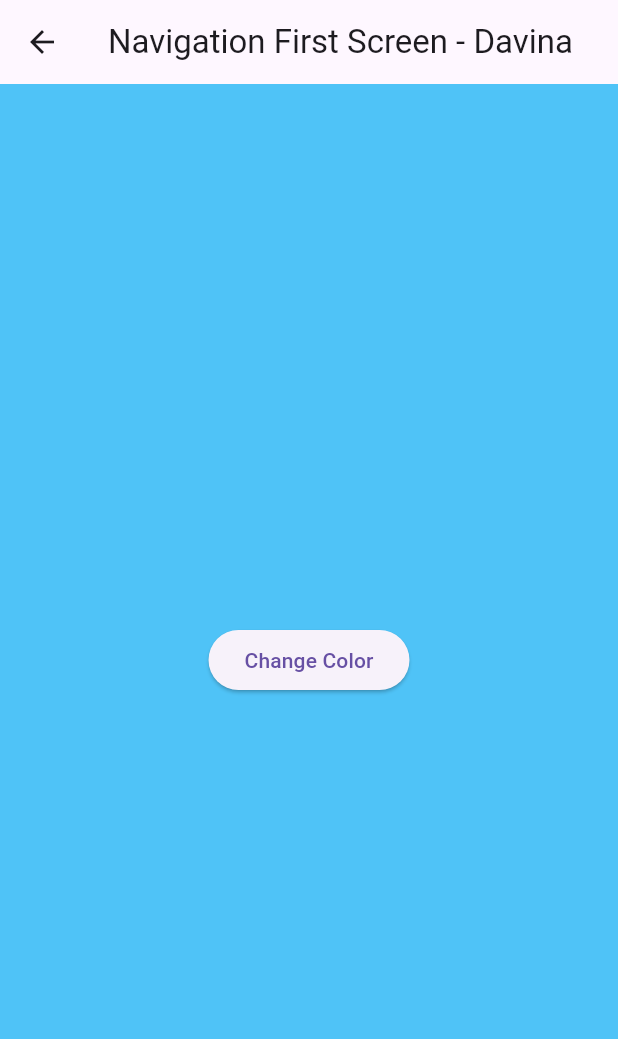
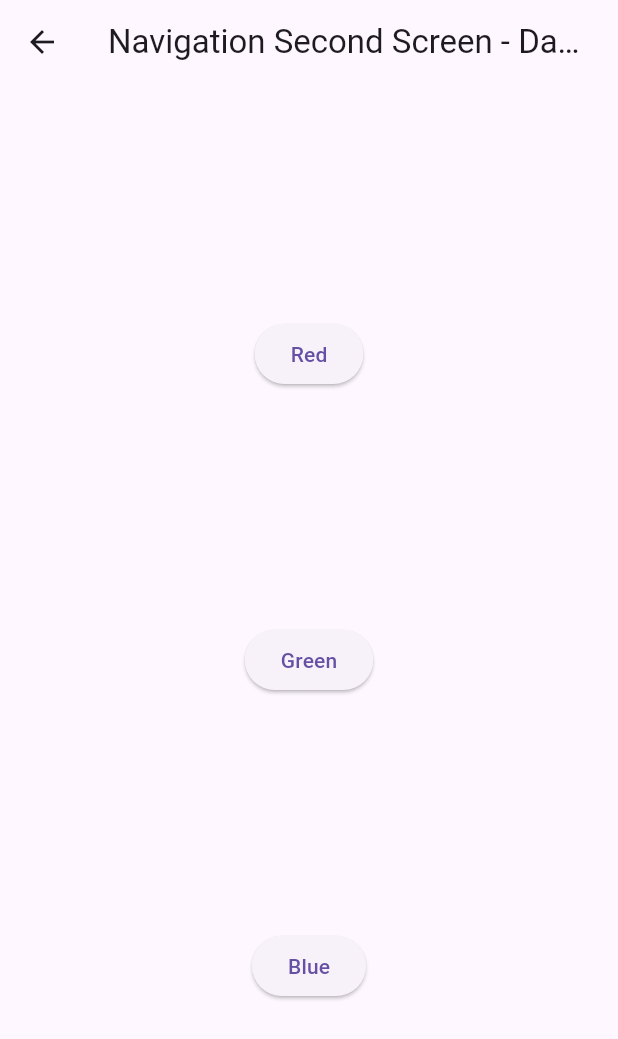
Before and after one commit to davinalfy/src-week-5, a Flutter app: the NavigationFirst screen opened directly, after a tap on "Change Color", on a phone screen of 412 x 824 dp. Shown: the top 1039 px of the screen. Run offline on Flutter 3.47's test engine with Material 3 defaults, Android fonts, the phone set to English and light mode, and no system bars; our stand-ins replace geolocator.

```diff
--- a/lib/main.dart
+++ b/lib/main.dart
@@ -1,4 +1,5 @@
 import 'dart:async';
+import 'package:books/navigation_first.dart';
 import 'package:flutter/material.dart';
 import 'package:http/http.dart';
 import 'package:http/http.dart' as http;
@@ -20,7 +21,7 @@ class MyApp extends StatelessWidget {
         primarySwatch: Colors.blue,
         visualDensity: VisualDensity.adaptivePlatformDensity,
       ),
-      home: const LocationScreen(),
+      home: const NavigationFirst(),
     );
   }
 }
--- a/lib/navigation_first.dart
+++ b/lib/navigation_first.dart
@@ -1,4 +1,5 @@
 import 'package:flutter/material.dart';
+import 'navigation_second.dart';
 
 class NavigationFirst extends StatefulWidget {
   const NavigationFirst({super.key});
@@ -25,4 +26,12 @@ class _NavigationFirstState extends State<NavigationFirst> {
       ),
     );
   }
+
+  Future _navigateAndGetColor(BuildContext context) async {
+    color = await Navigator.push(
+      context,
+      MaterialPageRoute(builder: (context) => const NavigationSecond()),
+    ) ?? Colors.blue;
+    setState(() {});
+  }
 }
--- /dev/null
+++ b/lib/navigation_second.dart
@@ -0,0 +1,50 @@
+import 'package:flutter/material.dart';
+
+class NavigationSecond extends StatefulWidget {
+  const NavigationSecond({super.key});
+
+  @override
+  State<NavigationSecond> createState() => _NavigationSecondState();
+}
+
+class _NavigationSecondState extends State<NavigationSecond> {
+  @override
+  Widget build(BuildContext context) {
+    Color color;
+    return Scaffold(
+      appBar: AppBar(
+        title: const Text('Navigation Second Screen - Davina'),
+      ),
+      body: Center(
+        child: Column(
+          mainAxisAlignment: MainAxisAlignment.spaceEvenly,
+          children: [
+            ElevatedButton(
+              child: const Text('Red'),
+              onPressed: () {
+                color = Colors.pink.shade300;
+                Navigator.pop(context, color);
+              }
+            ),
+
+            ElevatedButton(
+              child: const Text('Green'),
+              onPressed: () {
+                color = Colors.green.shade300;
+                Navigator.pop(context, color);
+              }
+            ),
+
+            ElevatedButton(
+              child: const Text('Blue'),
+              onPressed: () {
+                color = Colors.blue.shade300;
+                Navigator.pop(context, color);
+              }
+            ),
+          ],
+        ),
+      ),
+    );
+  }
+}
```
Also changed, not shown: images/W5-soal16-2.jpg (added), 2 other files.
